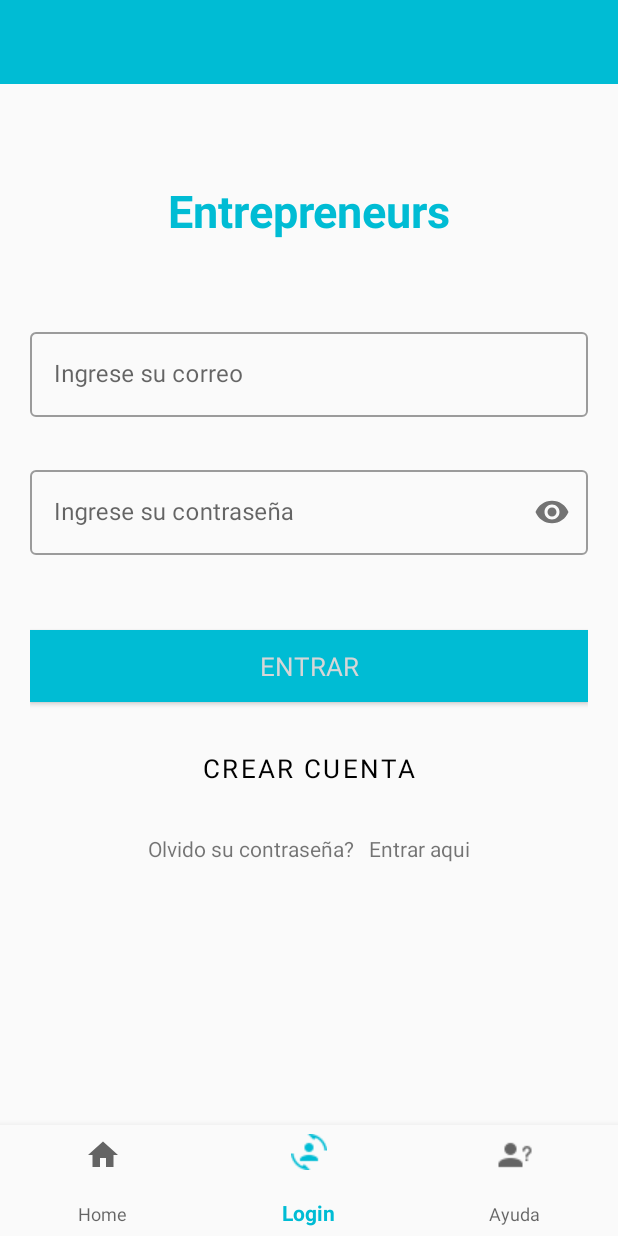
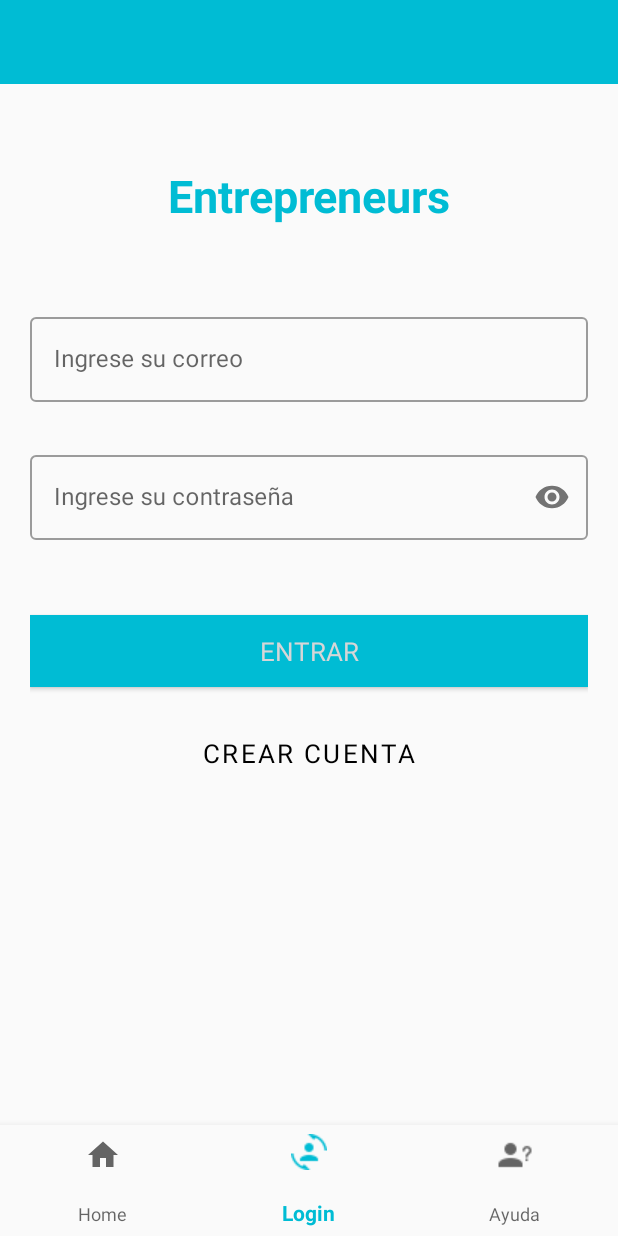
Before and after one commit to Navarrete96/appGlobal, an Android app: the screen it shows after launch (MainActivity), item 2 of the bottom bar chosen, on a phone screen of 412 x 824 dp. Run offline under Robolectric (Android 15) with nearby library versions, the phone set to English and light mode, and no system bars; our stand-ins replace Firebase (no records; nobody signed in at launch, a user with empty details on screens opened directly), navigation-ui; libraries missing offline, so code that uses them is left out: cn.pedant; Roboto replaces fonts that are not available here.

Commit message:
nuevamente arreglado el login

```diff
--- a/app/src/main/res/layout/fragment_login.xml
+++ b/app/src/main/res/layout/fragment_login.xml
@@ -20,7 +20,7 @@
             android:textColor="@color/colorPrimary"
             android:gravity="center"
             android:textStyle="bold"
-            android:layout_marginTop="100dp"
+            android:layout_marginTop="90dp"
             android:textSize="30sp" />
 
         <com.google.android.material.textfield.TextInputLayout
@@ -80,29 +80,6 @@
             style="@style/Widget.MaterialComponents.Button.TextButton"
             app:fontFamily="@font/aclonica" />
 
-        <LinearLayout
-            android:layout_width="wrap_content"
-            android:layout_height="wrap_content"
-            android:layout_gravity="center"
-            android:orientation="horizontal">
-
-            <TextView
-                android:id="@+id/textView"
-                android:layout_width="match_parent"
-                android:layout_height="wrap_content"
-                android:text="Olvido su contraseña?" />
-
-            <TextView
-                android:id="@+id/textView2"
-                android:layout_width="match_parent"
-                android:layout_height="wrap_content"
-                android:layout_marginLeft="10dp"
-                android:text="Entrar aqui" />
-        </LinearLayout>
-
-
-
-
     </LinearLayout>
 
 </FrameLayout>
```
